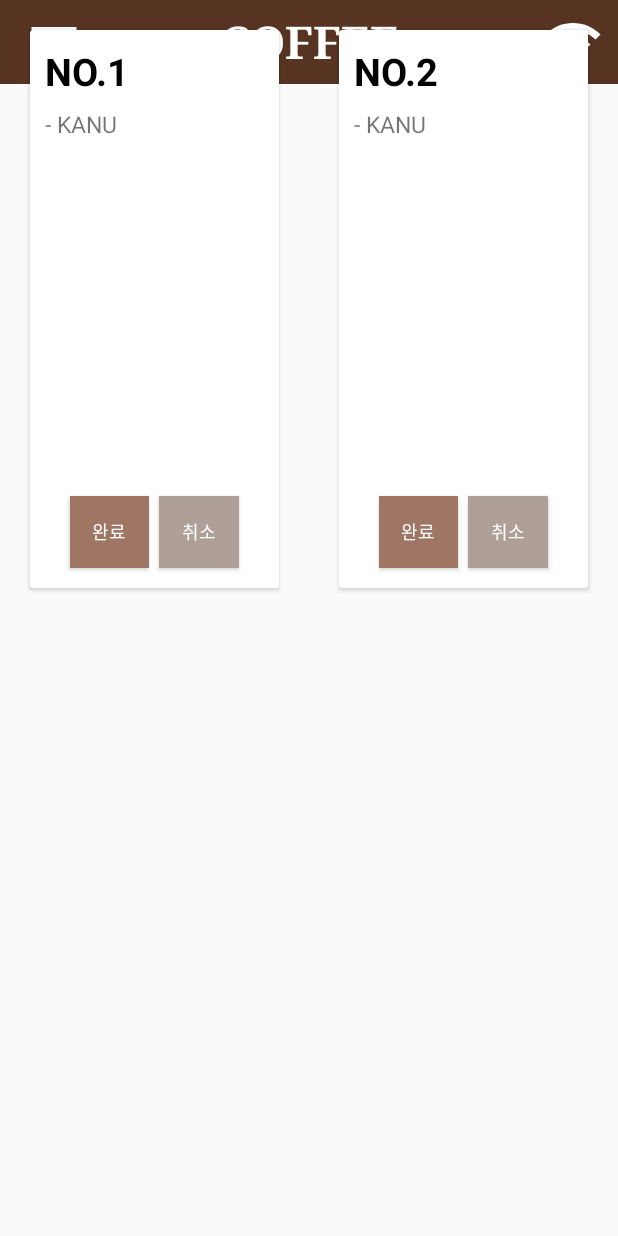
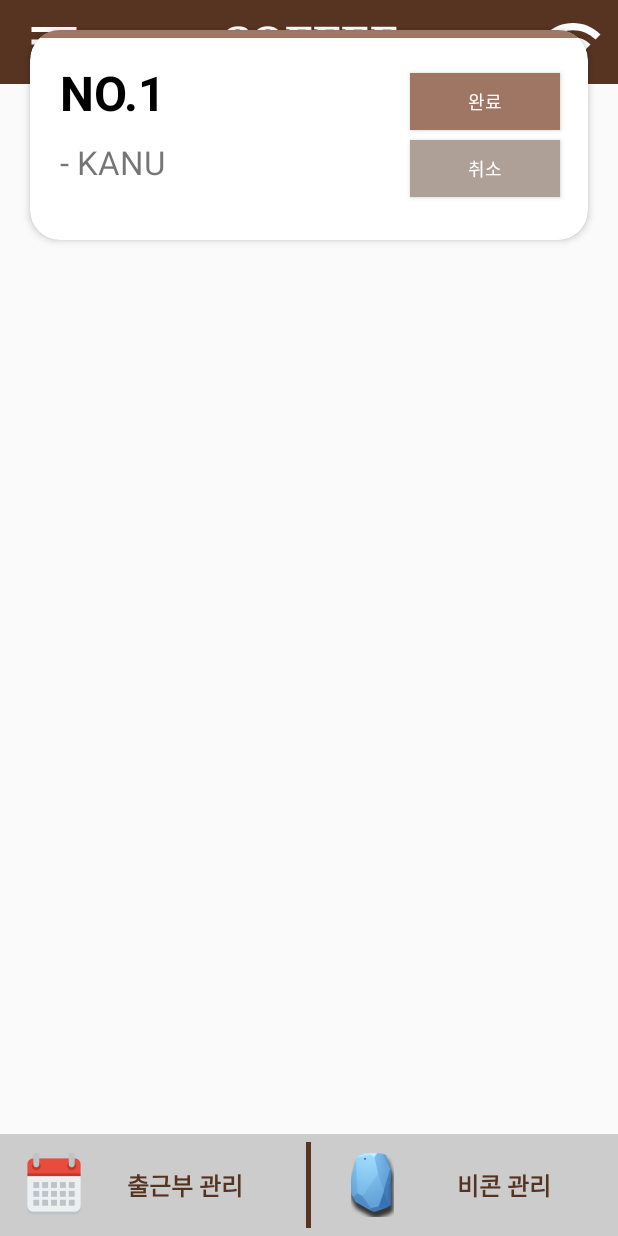
Before and after one commit to heekyu96/ULS_CafeSystem, an Android app: the fragment Level2Fragment placed in its activity, on a phone screen of 412 x 824 dp. Run offline under Robolectric (Android 15) with nearby library versions, the phone set to English and light mode, and no system bars.

Commit message:
지연 - 카드뷰 추가

```diff
--- /dev/null
+++ b/app/src/main/res/drawable/shadow.xml
@@ -0,0 +1,19 @@
+<?xml version="1.0" encoding="utf-8"?>
+<layer-list xmlns:android="http://schemas.android.com/apk/res/android">
+    <item>
+        <shape android:shape="rectangle">
+            <solid android:color="#CABBBBBB"/>
+            <corners android:radius="20dp" />
+        </shape>
+    </item>
+    <item
+        android:left="0.5dp"
+        android:right="1dp"
+        android:top="0.5dp"
+        android:bottom="1dp">
+        <shape android:shape="rectangle">
+            <solid android:color="@android:color/white"/>
+            <corners android:radius="20dp" />
+        </shape>
+    </item>
+</layer-list>
--- a/app/src/main/res/layout/lev2_fragment.xml
+++ b/app/src/main/res/layout/lev2_fragment.xml
@@ -1,32 +1,40 @@
 <?xml version="1.0" encoding="utf-8"?>
-<RelativeLayout
-    xmlns:android="http://schemas.android.com/apk/res/android" android:layout_width="match_parent"
-    android:layout_height="match_parent">
+<RelativeLayout xmlns:android="http://schemas.android.com/apk/res/android"
+    android:layout_width="match_parent"
+    android:layout_height="match_parent"
+    xmlns:app="http://schemas.android.com/apk/res-auto"
+    xmlns:card_view="http://schemas.android.com/tools">
+
+        <android.support.v7.widget.CardView
+            android:layout_width="match_parent"
+            android:layout_height="wrap_content"
+            android:layout_margin="20dp"
+            android:background="@drawable/shadow"
+            app:cardCornerRadius="20dp"
+            app:cardElevation="3dp"
+            app:cardMaxElevation="5dp"
+            app:cardPreventCornerOverlap="false">
+
+            <FrameLayout
+                android:layout_width="match_parent"
+                android:layout_height="5dp"
+                android:layout_marginStart="7dp"
+                android:layout_marginEnd="7dp"
+                android:background="@color/completeBtn" />
+
 
             <LinearLayout
-        android:id="@+id/orderlist_item"
+                android:baselineAligned="false"
                 android:layout_width="match_parent"
                 android:layout_height="match_parent"
-        android:layout_alignParentStart="true"
-        android:layout_alignParentTop="true"
-        android:orientation="vertical"
-        android:weightSum="2">
+                android:padding="10dp"
+                android:orientation="horizontal"
+                android:weightSum="3">
 
-        <LinearLayout
-            android:layout_width="match_parent"
-            android:layout_height="0dp"
-            android:layout_weight="1"
-            android:weightSum="2">
-
-            <android.support.v7.widget.CardView
+                <RelativeLayout
                     android:layout_width="0dp"
                     android:layout_height="match_parent"
-                android:layout_margin="20dp"
-                android:layout_weight="1">
-
-                <RelativeLayout
-                    android:layout_width="match_parent"
-                    android:layout_height="match_parent"
+                    android:layout_weight="2"
                     android:padding="10dp">
 
                     <TextView
@@ -35,118 +43,86 @@
                         android:layout_height="wrap_content"
                         android:text="NO.1"
                         android:textColor="@color/colorPrimaryDark"
-                        android:textSize="25sp"
+                        android:textSize="32sp"
                         android:textStyle="bold" />
 
                     <TextView
                         android:layout_width="match_parent"
                         android:layout_height="wrap_content"
                         android:layout_below="@+id/number"
+                        android:layout_marginTop="10dp"
                         android:text="@string/orderitem"
-                        android:layout_marginTop="7dp"
-                        android:textSize="15sp" />
+                        android:textSize="22sp" />
+                </RelativeLayout>
+
                 <LinearLayout
+                    android:layout_width="0dp"
+                    android:layout_height="match_parent"
+                    android:layout_weight="1"
+                    android:gravity="center"
+                    android:orientation="vertical"
+                    android:padding="5dp"
+                    android:weightSum="2">
+
+                    <Button
                         android:layout_width="match_parent"
-                        android:layout_height="wrap_content"
-                        android:layout_marginBottom="0dp"
-                        android:layout_alignParentBottom="true"
-                        android:weightSum="2"
-                        android:orientation="horizontal"
-                        android:gravity="center">
-                        <Button
-                            android:layout_width="0dp"
+                        android:layout_height="0dp"
+                        android:layout_margin="3dp"
                         android:layout_weight="0.8"
-                            android:layout_height="wrap_content"
-                            android:textColor="@color/colorWhite"
-                            android:textSize="12sp"
                         android:background="@color/completeBtn"
                         android:text="@string/complete"
-                            android:layout_margin="3dp"/>
+                        android:textColor="@color/colorWhite"
+                        android:textSize="12sp" />
+
                     <Button
-                            android:layout_width="0dp"
+                        android:layout_width="match_parent"
+                        android:layout_height="0dp"
+                        android:layout_margin="3dp"
                         android:layout_weight="0.8"
+                        android:background="@color/cancelBtn"
+                        android:text="@string/cancel"
                         android:textColor="@color/colorWhite"
-                            android:textSize="12sp"
-                            android:background="@color/cancelBtn"
-                            android:layout_height="wrap_content"
-                            android:text="@string/cancel"
-                            android:layout_margin="3dp"/>
-                    </LinearLayout>
-
-                </RelativeLayout>
-            </android.support.v7.widget.CardView>
-            <android.support.v7.widget.CardView
-                android:layout_width="0dp"
-                android:layout_height="match_parent"
-                android:layout_margin="20dp"
-                android:layout_weight="1">
-
-                <RelativeLayout
-                    android:layout_width="match_parent"
-                    android:layout_height="match_parent"
-                    android:padding="10dp">
-
-                    <TextView
-                        android:id="@+id/number2"
-                        android:layout_width="match_parent"
-                        android:layout_height="wrap_content"
-                        android:text="NO.2"
-                        android:textColor="@color/colorPrimaryDark"
-                        android:textSize="25sp"
-                        android:textStyle="bold" />
-
-                    <TextView
-                        android:layout_width="match_parent"
-                        android:layout_height="wrap_content"
-                        android:layout_below="@+id/number2"
-                        android:text="@string/orderitem"
-                        android:layout_marginTop="7dp"
-                        android:textSize="15sp" />
-                    <LinearLayout
-                        android:layout_width="match_parent"
-                        android:layout_height="wrap_content"
-                        android:layout_marginBottom="0dp"
-                        android:layout_alignParentBottom="true"
-                        android:weightSum="2"
-                        android:orientation="horizontal"
-                        android:gravity="center">
-                        <Button
-                            android:layout_width="0dp"
-                            android:layout_weight="0.8"
-                            android:layout_height="wrap_content"
-                            android:textColor="@color/colorWhite"
-                            android:textSize="12sp"
-                            android:background="@color/completeBtn"
-                            android:text="@string/complete"
-                            android:layout_margin="3dp"/>
-                        <Button
-                            android:layout_width="0dp"
-                            android:layout_weight="0.8"
-                            android:textColor="@color/colorWhite"
-                            android:textSize="12sp"
-                            android:background="@color/cancelBtn"
-                            android:layout_height="wrap_content"
-                            android:text="@string/cancel"
-                            android:layout_margin="3dp"/>
-                    </LinearLayout>
-
-                </RelativeLayout>
-            </android.support.v7.widget.CardView>
+                        android:textSize="12sp" />
                 </LinearLayout>
 
 
             </LinearLayout>
+
+        </android.support.v7.widget.CardView>
+
     <LinearLayout
         android:id="@+id/staffbtn"
-        android:layout_below="@+id/orderlist_item"
         android:layout_width="match_parent"
         android:layout_height="wrap_content"
         android:weightSum="2"
         android:orientation="horizontal"
-        android:layout_alignParentBottom="true">
+        android:layout_alignParentBottom="true"
+        android:background="@color/colorGray"
+        style="?android:attr/buttonBarStyle">
         <Button
             android:layout_width="0dp"
+            style="?android:attr/buttonBarButtonStyle"
+            android:textColor="@color/colorBtn"
             android:layout_weight="1"
+            android:drawableStart="@mipmap/ic_calendar"
+            android:text="@string/attendance"
+            android:textSize="16sp"
+            android:textStyle="bold"
+            android:layout_height="match_parent" />
+        <FrameLayout
+            android:layout_width="3dp"
+            android:layout_height="match_parent"
+            android:layout_margin="5dp"
+            android:background="@color/colorPrimary"/>
+        <Button
+            android:layout_width="0dp"
+            style="?android:attr/buttonBarButtonStyle"
+            android:textColor="@color/colorBtn"
+            android:layout_weight="1"
+            android:textSize="16sp"
+            android:textStyle="bold"
+            android:drawableStart="@mipmap/ic_beacon"
+            android:text="@string/beacon"
             android:layout_height="match_parent" />
     </LinearLayout>
 </RelativeLayout>
--- a/app/src/main/res/values/colors.xml
+++ b/app/src/main/res/values/colors.xml
@@ -8,4 +8,5 @@
     <color name="colorBtn">#563320</color>
     <color name="completeBtn">#9f7664</color>
     <color name="cancelBtn">#aea097</color>
+
 </resources>
--- a/app/src/main/res/values/strings.xml
+++ b/app/src/main/res/values/strings.xml
@@ -11,4 +11,6 @@
     <string name="orderitem">- KANU</string>
     <string name="complete">완료</string>
     <string name="cancel">취소</string>
+    <string name="attendance">출근부 관리</string>
+    <string name="beacon">비콘 관리</string>
 </resources>
```
Also changed, not shown: app/src/main/ic_beacon-web.png (added), app/src/main/ic_calendar-web.png (added), app/src/main/res/mipmap-hdpi/ic_beacon.png (added), app/src/main/res/mipmap-hdpi/ic_calendar.png (added), app/src/main/res/mipmap-mdpi/ic_beacon.png (added), app/src/main/res/mipmap-mdpi/ic_calendar.png (added), app/src/main/res/mipmap-xhdpi/ic_beacon.png (added), app/src/main/res/mipmap-xhdpi/ic_calendar.png (added), app/src/main/res/mipmap-xxhdpi/ic_beacon.png (added), app/src/main/res/mipmap-xxhdpi/ic_calendar.png (added), app/src/main/res/mipmap-xxxhdpi/ic_beacon.png (added), app/src/main/res/mipmap-xxxhdpi/ic_calendar.png (added). Lines whose indentation alone changed are shown as unchanged.
